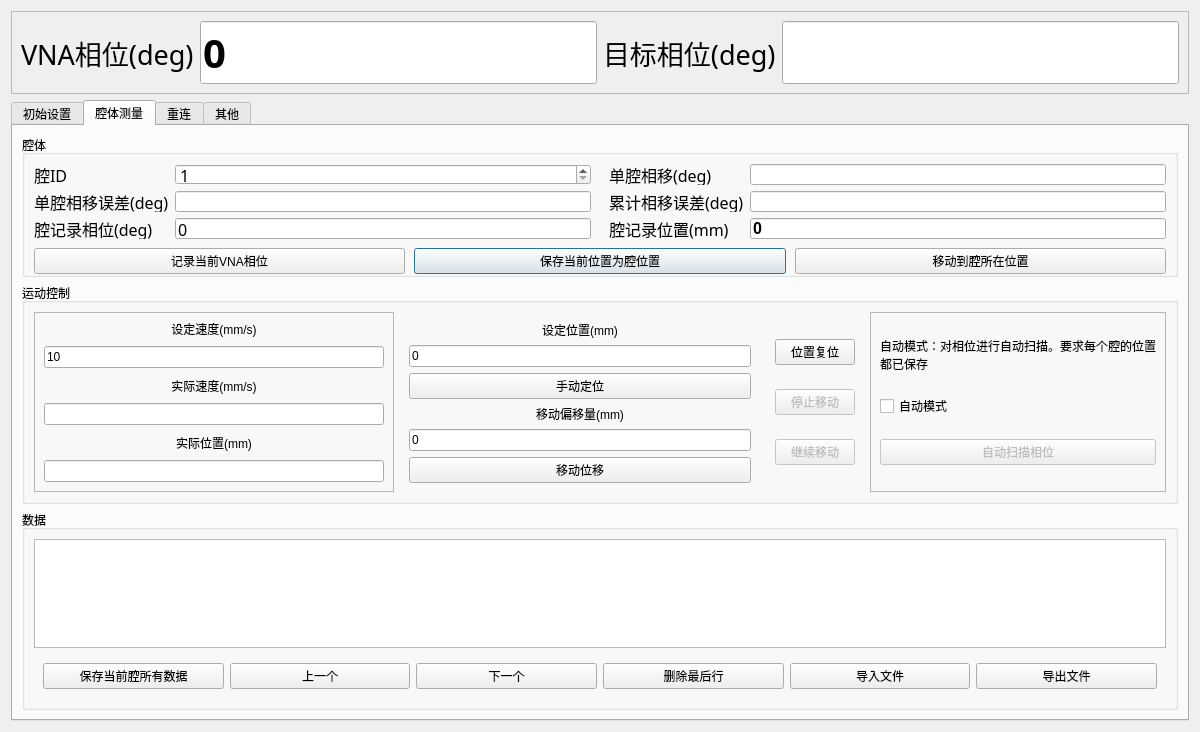
Before: the Qt Designer form ui/main_dlg.ui in wzmsykk/QT_modbus_vna_cavity_phase_control, drawn with Qt 5.
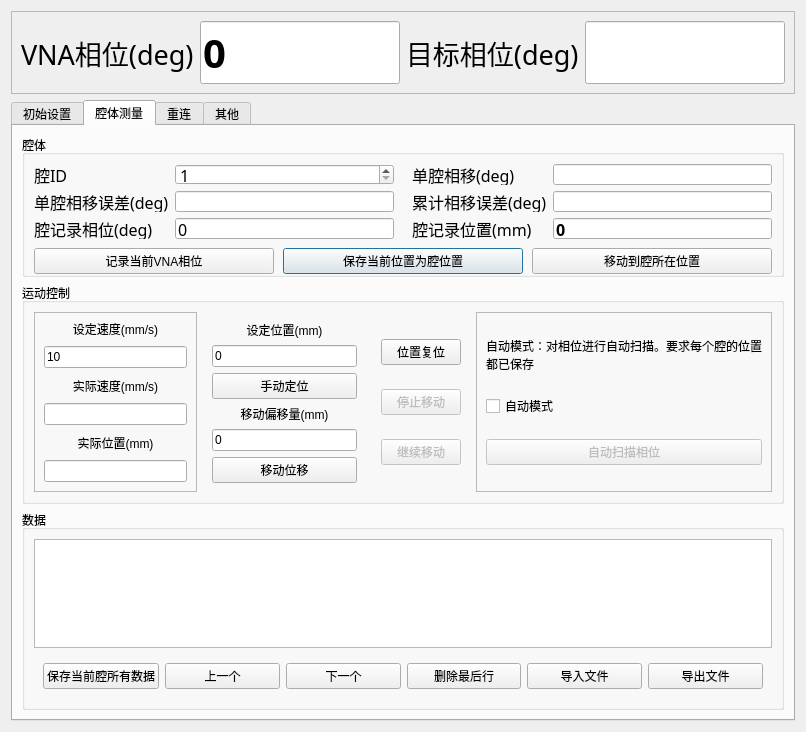
After: the same form once the commit is applied. The open tabs and pages were chosen to show the change.

Patch:
```diff
--- a/ui/main_dlg.ui
+++ b/ui/main_dlg.ui
@@ -6,7 +6,7 @@
    <rect>
     <x>0</x>
     <y>0</y>
-    <width>829</width>
+    <width>714</width>
     <height>732</height>
    </rect>
   </property>
@@ -58,6 +58,18 @@
       </item>
       <item>
        <widget class="QLineEdit" name="lineEdit_vnc_phase_view">
+        <property name="sizePolicy">
+         <sizepolicy hsizetype="Maximum" vsizetype="Fixed">
+          <horstretch>0</horstretch>
+          <verstretch>0</verstretch>
+         </sizepolicy>
+        </property>
+        <property name="maximumSize">
+         <size>
+          <width>200</width>
+          <height>16777215</height>
+         </size>
+        </property>
         <property name="font">
          <font>
           <family>黑体</family>
@@ -72,10 +84,19 @@
         <property name="readOnly">
          <bool>true</bool>
         </property>
+        <property name="clearButtonEnabled">
+         <bool>false</bool>
+        </property>
        </widget>
       </item>
       <item>
        <widget class="QLabel" name="label_19">
+        <property name="sizePolicy">
+         <sizepolicy hsizetype="Fixed" vsizetype="Preferred">
+          <horstretch>0</horstretch>
+          <verstretch>0</verstretch>
+         </sizepolicy>
+        </property>
         <property name="font">
          <font>
           <family>黑体</family>
@@ -91,6 +112,18 @@
       </item>
       <item>
        <widget class="QLineEdit" name="lineEdit_targetphase_average_view">
+        <property name="sizePolicy">
+         <sizepolicy hsizetype="Maximum" vsizetype="Fixed">
+          <horstretch>0</horstretch>
+          <verstretch>0</verstretch>
+         </sizepolicy>
+        </property>
+        <property name="maximumSize">
+         <size>
+          <width>200</width>
+          <height>16777215</height>
+         </size>
+        </property>
         <property name="font">
          <font>
           <family>黑体</family>
@@ -656,6 +689,7 @@
                   </property>
                   <property name="font">
                    <font>
+                    <family>黑体</family>
                     <pointsize>12</pointsize>
                     <weight>75</weight>
                     <bold>true</bold>
```
Left out of the diff: 8 changed lines with no effect on the pictures.
